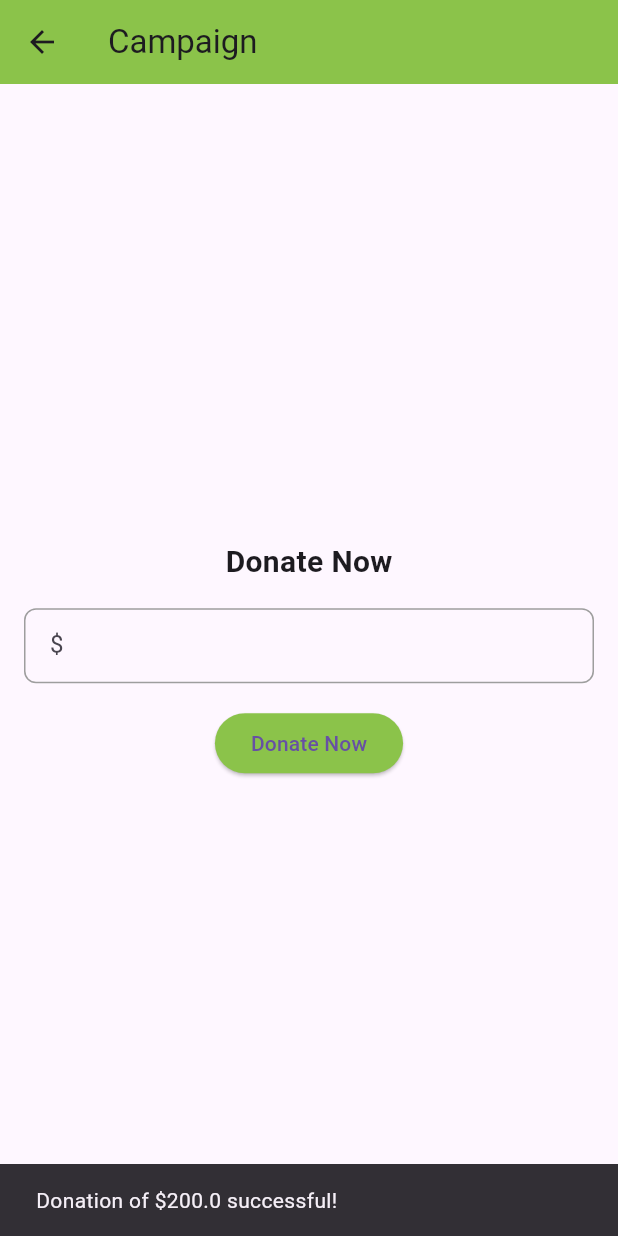
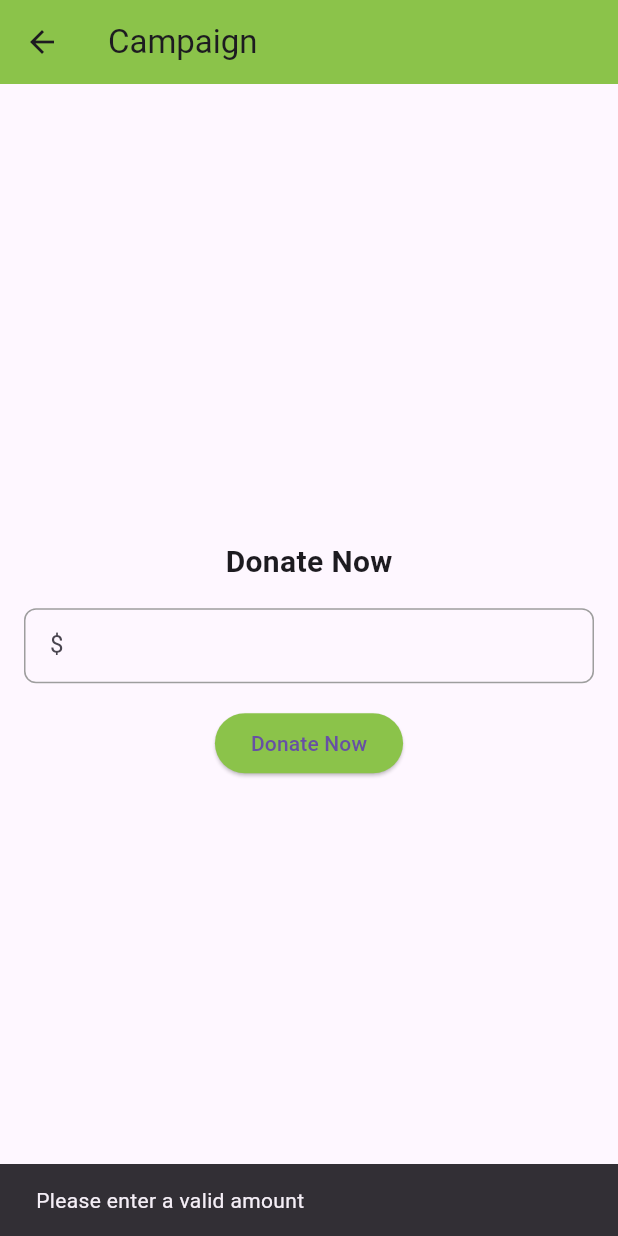
Before and after one commit to LanguagesProgramming/crowdfunding-frontend, a Flutter app: the DonateScreen screen opened directly with empty values, after a tap on "Donate Now", on a phone screen of 412 x 824 dp. Run offline on Flutter 3.47's test engine with Material 3 defaults, Android fonts, the light colour scheme and no system bars; missing offline and left inert: dart:ffi; accounts and stored records are empty; network calls fail.

Commit message:
modified donation logic

```diff
--- a/lib/controllers/donation_view_model.dart
+++ b/lib/controllers/donation_view_model.dart
@@ -9,7 +9,7 @@ class DonationController extends ChangeNotifier {
   double get amount => _donationModel.amount;
 
   void updateAmount(double newAmount) {
-    _donationModel.amount += newAmount;
+    _donationModel.amount = newAmount;
     notifyListeners();
   }
 
--- a/lib/model/donate_model.dart
+++ b/lib/model/donate_model.dart
@@ -1,6 +1,6 @@
 class DonationModel {
   double amount;
 
-  DonationModel({required this.amount});
+  DonationModel({this.amount = 0.0});
 
 }
--- a/lib/views/donate.dart
+++ b/lib/views/donate.dart
@@ -3,7 +3,7 @@ import '../controllers/donation_view_model.dart';
 import '../model/donate_model.dart';
 
 class DonateScreen extends StatelessWidget {
-  final DonationController donationController = DonationController(DonationModel(amount: 200));
+  final DonationController donationController = DonationController(DonationModel());
 
   DonateScreen({super.key, required String campaignTitle, required campaignId});
 
```
